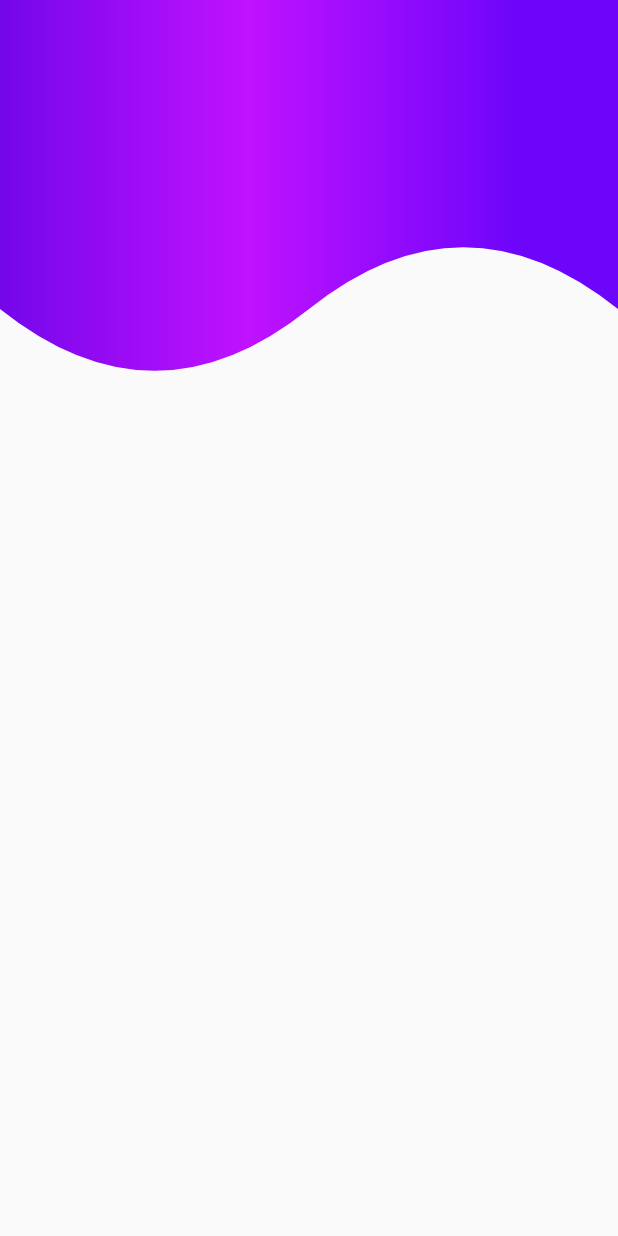
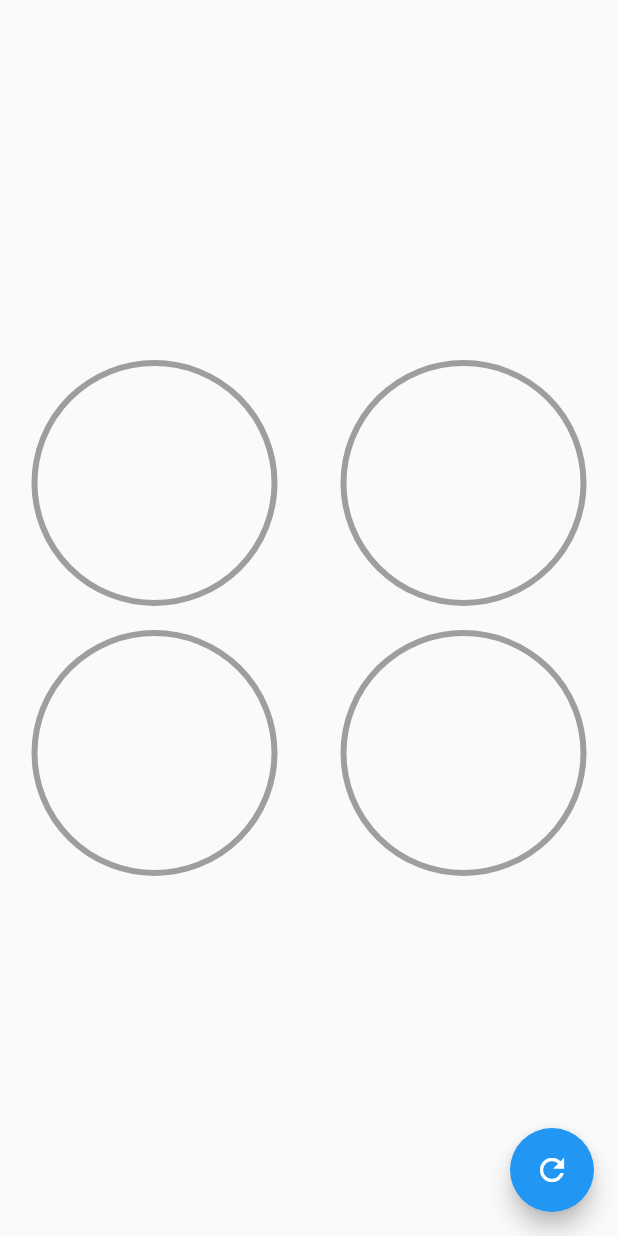
Before and after one commit to EmmanuelHm/CustomPainterFlutter, a Flutter app: the screen it shows after launch, on a phone screen of 412 x 824 dp. Run offline on Flutter 3.47's test engine with Material 2 defaults, Android fonts, the phone set to English and light mode, and no system bars.

Commit message:
Diseño de Progress radius  animado

```diff
--- a/lib/main.dart
+++ b/lib/main.dart
@@ -1,6 +1,10 @@
 import 'package:flutter/material.dart';
 
-import 'package:custom_painter/src/pages/header_page.dart';
+// import 'package:custom_painter/src/pages/header_page.dart';
+// import 'package:custom_painter/src/pages/animaciones_page.dart';
+// import 'package:custom_painter/src/retos/cuadrado_animado_page.dart';
+// import 'package:custom_painter/src/labs/circular_progress_page.dart';
+import 'package:custom_painter/src/pages/graficas_circulares_page.dart';
 
 void main() => runApp(const MyApp());
 
@@ -12,7 +16,10 @@ class MyApp extends StatelessWidget {
     return const MaterialApp(
       debugShowCheckedModeBanner: false,
       title: 'Diseños App',
-      home: HeadersPage(),
+      // home: HeadersPage(),
+      // home: AnimacionesPage(),
+      // home: CuadradoAnimadoPage(),
+      home: GraficasCircularesPage(),
     );
   }
 }
--- /dev/null
+++ b/lib/src/pages/graficas_circulares_page.dart
@@ -0,0 +1,80 @@
+import 'package:flutter/material.dart';
+import 'package:custom_painter/src/widgets/radial_progress.dart';
+
+class GraficasCircularesPage extends StatefulWidget {
+  const GraficasCircularesPage({super.key});
+
+  @override
+  State<GraficasCircularesPage> createState() => _GraficasCircularesPageState();
+}
+
+class _GraficasCircularesPageState extends State<GraficasCircularesPage> {
+  double porcentaje = 0.0;
+  @override
+  Widget build(BuildContext context) {
+    return Scaffold(
+        floatingActionButton: FloatingActionButton(
+          onPressed: () {
+            setState(() {
+              porcentaje += 10;
+              if (porcentaje > 100) {
+                porcentaje = 0;
+              }
+            });
+          },
+          child: const Icon(Icons.refresh),
+        ),
+        body: Column(
+          mainAxisAlignment: MainAxisAlignment.center,
+          children: [
+            Row(
+              mainAxisAlignment: MainAxisAlignment.spaceAround,
+              children: [
+                CustomRadialProgress(
+                    porcentaje: porcentaje, color: Colors.blue),
+                CustomRadialProgress(porcentaje: porcentaje, color: Colors.red),
+              ],
+            ),
+            Row(
+              mainAxisAlignment: MainAxisAlignment.spaceAround,
+              children: [
+                CustomRadialProgress(
+                    porcentaje: porcentaje, color: Colors.yellow),
+                CustomRadialProgress(
+                    porcentaje: porcentaje, color: Colors.green),
+              ],
+            ),
+          ],
+        ));
+  }
+}
+
+class CustomRadialProgress extends StatelessWidget {
+  // Attributes
+  final Color color;
+
+  // Contructor
+  const CustomRadialProgress({
+    super.key,
+    required this.porcentaje,
+    required this.color,
+  });
+
+  final double porcentaje;
+
+  @override
+  Widget build(BuildContext context) {
+    return SizedBox(
+      width: 180,
+      height: 180,
+      child: RadialProgress(
+        porcentaje: porcentaje,
+        colorPrimario: color,
+        colorSecundario: Colors.grey,
+        grosorPrimario: 10,
+        grosorSecundario: 4,
+      ),
+      // child: Text('$porcentaje %', style: const TextStyle(fontSize: 50.0),
+    );
+  }
+}
--- /dev/null
+++ b/lib/src/widgets/radial_progress.dart
@@ -0,0 +1,156 @@
+import 'dart:math';
+
+import 'package:flutter/material.dart';
+
+class RadialProgress extends StatefulWidget {
+  // ignore: prefer_typing_uninitialized_variables
+  final porcentaje;
+  final Color? colorPrimario;
+  final Color? colorSecundario;
+  final double? grosorPrimario;
+  final double? grosorSecundario;
+  // Constructor
+  const RadialProgress({
+    super.key,
+    required this.porcentaje,
+    this.colorPrimario = Colors.blue,
+    this.colorSecundario = Colors.grey,
+    this.grosorPrimario = 10,
+    this.grosorSecundario = 4,
+  });
+
+  @override
+  State<RadialProgress> createState() => _RadialProgressState();
+}
+
+class _RadialProgressState extends State<RadialProgress>
+    with SingleTickerProviderStateMixin {
+  // Crear el controlador de la animacion
+  late AnimationController controller;
+
+  late double porcentajeAnterior;
+
+  @override
+  void initState() {
+    porcentajeAnterior = widget.porcentaje;
+    controller = AnimationController(
+        vsync: this, duration: const Duration(milliseconds: 200));
+
+    super.initState();
+  }
+
+  @override
+  void dispose() {
+    controller.dispose();
+    super.dispose();
+  }
+
+  @override
+  Widget build(BuildContext context) {
+    controller.forward(from: 0.0);
+
+    final diferenciaAnimar = widget.porcentaje - porcentajeAnterior;
+    porcentajeAnterior = widget.porcentaje;
+
+    return AnimatedBuilder(
+      animation: controller,
+      builder: (BuildContext context, Widget? child) {
+        return Container(
+          padding: const EdgeInsets.all(10),
+          width: double.infinity,
+          height: double.infinity,
+          child: CustomPaint(
+            painter: _MiRadialProgress(
+              (widget.porcentaje - diferenciaAnimar) +
+                  (diferenciaAnimar * controller.value),
+              widget.colorPrimario!,
+              widget.colorSecundario!,
+              widget.grosorPrimario!,
+              widget.grosorSecundario!,
+            ),
+          ),
+        );
+      },
+    );
+  }
+}
+
+// ----------------------------------
+
+class _MiRadialProgress extends CustomPainter {
+  // ignore: prefer_typing_uninitialized_variables
+  final porcentaje;
+  final Color colorPrimario;
+  final Color colorSecundario;
+  final double grosorPrimario;
+  final double grosorSecundario;
+  // Constructor
+  _MiRadialProgress(
+    this.porcentaje,
+    this.colorPrimario,
+    this.colorSecundario,
+    this.grosorPrimario,
+    this.grosorSecundario,
+  );
+
+  @override
+  void paint(Canvas canvas, Size size) {
+    // Rect para gradiente
+    final Rect rect = Rect.fromCircle(
+      center: const Offset(0, 0),
+      radius: 180,
+    );
+
+    // Definir Gradiente
+    // ignore: prefer_const_declarations
+    final Gradient gradiente = const LinearGradient(
+      colors: <Color>[
+        Color(0xffC012FF),
+        Color(0xff6D0558),
+        Colors.red,
+      ],
+    );
+
+    //---------------Circulo completo
+
+    //Creando el lapíz
+    final paint = Paint()
+      ..strokeWidth = grosorSecundario
+      ..color = colorSecundario
+      ..style = PaintingStyle.stroke;
+
+    //Definir el centro
+    final center = Offset(size.width * 0.5, size.height / 2);
+
+    //Dibujar el radio
+    final radio = min(size.width * 0.5, size.height * 0.5);
+
+    //Pintar en pantalla
+    canvas.drawCircle(center, radio, paint);
+
+    //---------------Arco
+
+    //Creando el lapíz (Color normal)
+    // final paintArco = Paint()
+    //   ..strokeWidth = grosorPrimario
+    //   ..color = colorPrimario
+    //   ..strokeCap = StrokeCap.round //Redondear el los extremos del arco
+    //   ..style = PaintingStyle.stroke;
+
+    //Creando el lapíz (Gradiente)
+    final paintArco = Paint()
+      ..strokeWidth = grosorPrimario
+      ..shader = gradiente.createShader(rect)
+      ..strokeCap = StrokeCap.round //Redondear el los extremos del arco
+      ..style = PaintingStyle.stroke;
+
+    //Parte que de debera ir llenando
+    double arcAngle = 2 * pi * (porcentaje / 100);
+
+    canvas.drawArc(Rect.fromCircle(center: center, radius: radio), -pi / 2,
+        arcAngle, false, paintArco);
+  }
+
+  @override
+  bool shouldRepaint(CustomPainter oldDelegate) => true;
+}
```
Also changed, not shown: lib/src/labs/circular_progress_page.dart (added, +114 -0 lines), lib/src/pages/animaciones_page.dart (added, +157 -0 lines), lib/src/retos/cuadrado_animado_page.dart (added, +112 -0 lines).
